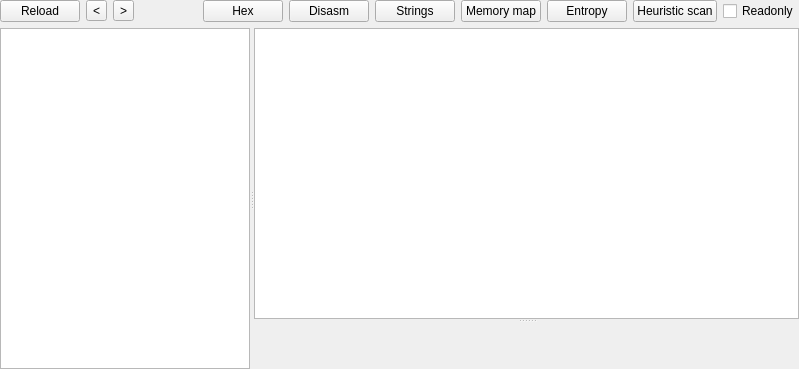
The window that PE/pewidget.ui (horsicq/FormatWidgets) describes before a commit, drawn with Qt 5.
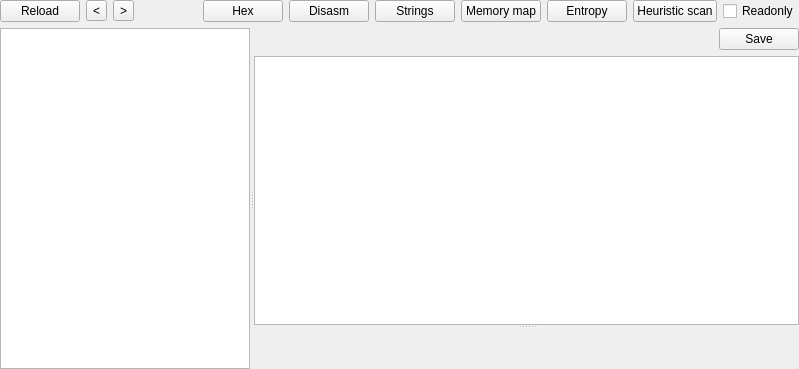
The same window after the commit. The open tabs and pages were chosen to show the change. Custom widgets are drawn as their Qt base class.

The edit to the form file:
```diff
--- a/PE/pewidget.ui
+++ b/PE/pewidget.ui
@@ -506,7 +506,7 @@
        </layout>
       </widget>
       <widget class="QWidget" name="page_IMAGE_NT_HEADERS">
-       <layout class="QVBoxLayout" name="verticalLayout_4">
+       <layout class="QVBoxLayout" name="verticalLayout_48">
         <property name="leftMargin">
          <number>0</number>
         </property>
@@ -524,6 +524,33 @@
           <property name="orientation">
            <enum>Qt::Vertical</enum>
           </property>
+          <widget class="QWidget" name="">
+           <layout class="QVBoxLayout" name="verticalLayout_4">
+            <item>
+             <layout class="QHBoxLayout" name="horizontalLayout_15">
+              <item>
+               <spacer name="horizontalSpacer_15">
+                <property name="orientation">
+                 <enum>Qt::Horizontal</enum>
+                </property>
+                <property name="sizeHint" stdset="0">
+                 <size>
+                  <width>40</width>
+                  <height>20</height>
+                 </size>
+                </property>
+               </spacer>
+              </item>
+              <item>
+               <widget class="QPushButton" name="pushButtonSave_IMAGE_NT_HEADERS">
+                <property name="text">
+                 <string>Save</string>
+                </property>
+               </widget>
+              </item>
+             </layout>
+            </item>
+            <item>
           <widget class="QTableWidget" name="tableWidget_IMAGE_NT_HEADERS">
            <property name="editTriggers">
             <set>QAbstractItemView::NoEditTriggers</set>
@@ -544,6 +571,9 @@
             <number>24</number>
            </attribute>
           </widget>
+            </item>
+           </layout>
+          </widget>
           <widget class="ToolsWidget" name="widgetHex_IMAGE_NT_HEADERS" native="true"/>
          </widget>
         </item>
```
Left out of the diff: 119 changed lines with no effect on the pictures. Lines whose indentation alone changed are shown as unchanged.
